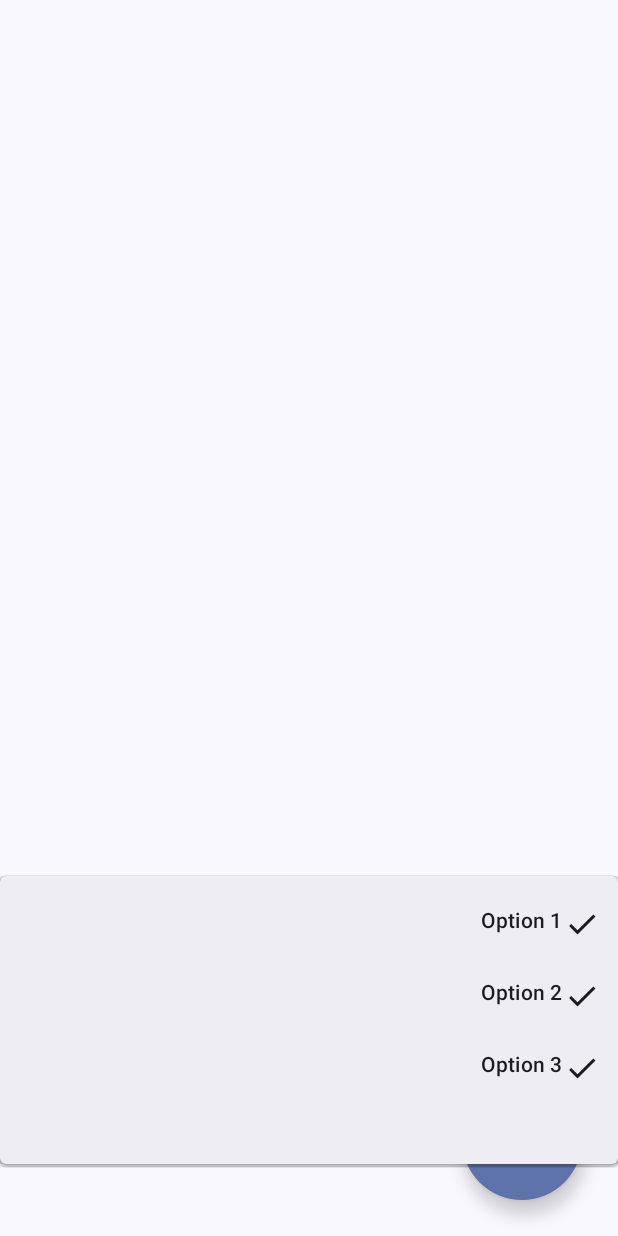
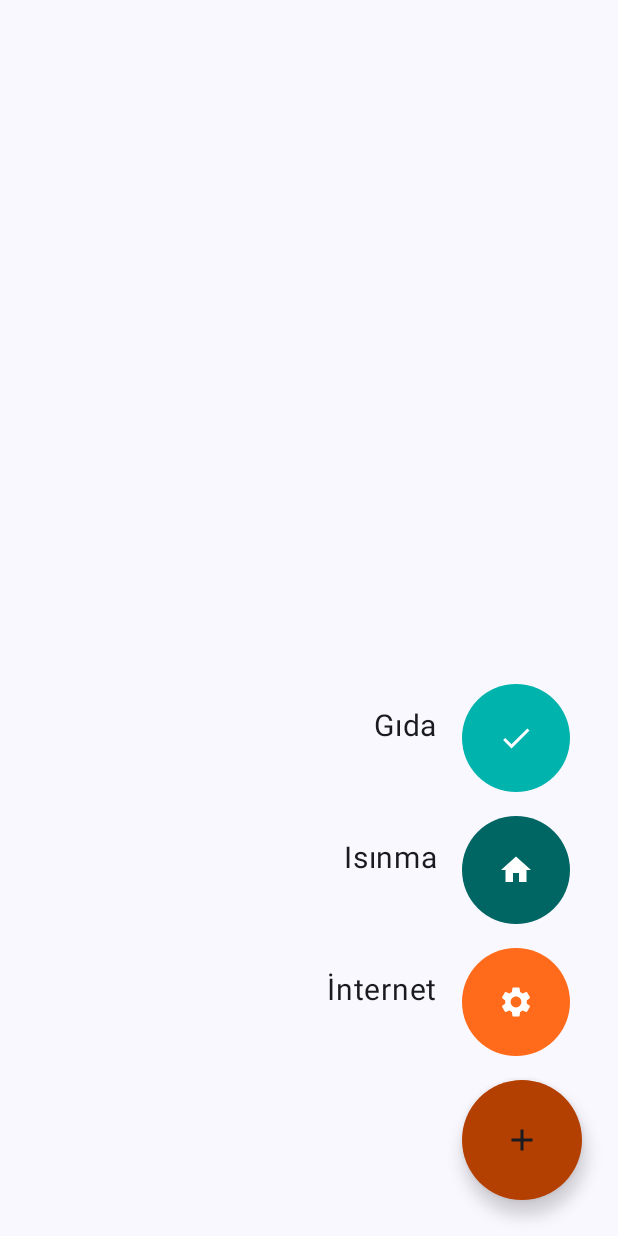
Before and after one commit to emretahtali/DisasterApp, an Android app built with Jetpack Compose: the screen it shows after launch (MainActivity), after a tap on "add item", on a phone screen of 412 x 824 dp. Run offline under Robolectric (Android 15) with nearby library versions, the phone set to English and light mode, and no system bars; our stand-ins replace Firebase (no records; nobody signed in at launch, a user with empty details on screens opened directly).

Commit message:
buttons layout

```diff
--- a/app/src/main/java/com/example/disasterapp/AddLocation.kt
+++ b/app/src/main/java/com/example/disasterapp/AddLocation.kt
@@ -1,89 +1,125 @@
 package com.example.disasterapp
 
+import androidx.compose.foundation.background
+import androidx.compose.foundation.clickable
 import androidx.compose.foundation.layout.Arrangement
 import androidx.compose.foundation.layout.Box
+import androidx.compose.foundation.layout.Column
 import androidx.compose.foundation.layout.PaddingValues
 import androidx.compose.foundation.layout.Row
 import androidx.compose.foundation.layout.fillMaxSize
 import androidx.compose.foundation.layout.fillMaxWidth
 import androidx.compose.foundation.layout.padding
 import androidx.compose.foundation.layout.size
+import androidx.compose.foundation.layout.wrapContentSize
 import androidx.compose.foundation.shape.CircleShape
 import androidx.compose.material.icons.Icons
-import androidx.compose.material.icons.filled.Add
 import androidx.compose.material.icons.filled.Check
-import androidx.compose.material3.DropdownMenu
-import androidx.compose.material3.DropdownMenuItem
+import androidx.compose.material.icons.filled.Home
+import androidx.compose.material.icons.filled.Settings
+import androidx.compose.material3.Button
 import androidx.compose.material3.FloatingActionButton
 import androidx.compose.material3.Icon
 import androidx.compose.material3.Scaffold
 import androidx.compose.material3.Text
 import androidx.compose.runtime.Composable
 import androidx.compose.runtime.MutableState
+import androidx.compose.ui.Alignment
 import androidx.compose.ui.Modifier
+import androidx.compose.ui.graphics.Color
+import androidx.compose.ui.graphics.vector.ImageVector
 import androidx.compose.ui.unit.dp
+import androidx.compose.ui.unit.sp
+
+@Composable
+fun MainScreen(isDropdownExpanded: MutableState<Boolean>, contentPadding: PaddingValues) {
+    Scaffold(
+        floatingActionButton = {
+            FloatingActionButton(
+                onClick = { isDropdownExpanded.value = !isDropdownExpanded.value },
+                containerColor = Color.Cyan
+            ) {
+                Icon(imageVector = Icons.Default.Check, contentDescription = "Add")
+            }
+        },
+        content = { paddingValues ->
+            AddLocation(isDropdownExpanded, paddingValues)
+        }
+    )
+}
 
 @Composable
 fun AddLocation(isDropdownExpanded: MutableState<Boolean>, contentPadding: PaddingValues) {
     Box(
         modifier = Modifier
             .fillMaxSize()
-            .padding(contentPadding) // Apply content padding here
+            .padding(contentPadding)
     ) {
-        DropdownMenu(
-            expanded = isDropdownExpanded.value,
-            onDismissRequest = { isDropdownExpanded.value = false },
+        if (isDropdownExpanded.value) {
+            Column(
+                modifier = Modifier
+                    .wrapContentSize()
+                    .align(Alignment.BottomEnd)
+                    .padding(bottom = 112.dp, end = 16.dp) // Adjusted padding to avoid FAB overlap
+                    .background(Color.Transparent)
+            ) {
+                CustomDropdownItem(
+                    text = "Gıda",
+                    buttonColor = Color(0xFF00B3AD),
+                    icon = Icons.Filled.Check,
+                    onClick = { isDropdownExpanded.value = false }
+                )
+                CustomDropdownItem(
+                    text = "Isınma",
+                    buttonColor = Color(0xFF006663),
+                    icon = Icons.Filled.Home,
+                    onClick = { isDropdownExpanded.value = false }
+                )
+                CustomDropdownItem(
+                    text = "İnternet",
+                    buttonColor = Color(0xFFFF6B1A),
+                    icon = Icons.Filled.Settings,
+                    onClick = { isDropdownExpanded.value = false }
+                )
+            }
+        }
+    }
+}
+
+@Composable
+fun CustomDropdownItem(
+    text: String,
+    buttonColor: Color,
+    icon: ImageVector,
+    onClick: () -> Unit
+) {
+    Row(
+        horizontalArrangement = Arrangement.End,
+        modifier = Modifier
+            .fillMaxWidth()
+            .padding(vertical = 8.dp, horizontal = 16.dp)
+            .clickable(onClick = onClick)
+    ) {
+        Text(
+            text = text,
+            fontSize = 20.sp,
             modifier = Modifier
-                .fillMaxWidth()
-                .padding(bottom = 32.dp)
+                .padding(end = 16.dp)
+                .padding(top = 16.dp) // Increase top padding to move text further down
+        )
+        Button(
+            onClick = onClick,
+            shape = CircleShape,
+            colors = androidx.compose.material3.ButtonDefaults.buttonColors(
+                containerColor = buttonColor // Use the passed button color
+            ),
+            modifier = Modifier.size(72.dp)
         ) {
-            DropdownMenuItem(
-                onClick = { isDropdownExpanded.value = false },
-                text = {
-                    Row(
-                        horizontalArrangement = Arrangement.End,
-                        modifier = Modifier.fillMaxWidth()
-                    ) {
-                        Text(text = "Option 1")
-                        Icon(
-                            imageVector = Icons.Filled.Check,
-                            contentDescription = null,
-                            modifier = Modifier.size(24.dp)
-                        )
-                    }
-                }
-            )
-            DropdownMenuItem(
-                onClick = { isDropdownExpanded.value = false },
-                text = {
-                    Row(
-                        horizontalArrangement = Arrangement.End,
-                        modifier = Modifier.fillMaxWidth()
-                    ) {
-                        Text(text = "Option 2")
-                        Icon(
-                            imageVector = Icons.Filled.Check,
-                            contentDescription = null,
-                            modifier = Modifier.size(24.dp)
-                        )
-                    }
-                }
-            )
-            DropdownMenuItem(
-                onClick = { isDropdownExpanded.value = false },
-                text = {
-                    Row(
-                        horizontalArrangement = Arrangement.End,
-                        modifier = Modifier.fillMaxWidth()
-                    ) {
-                        Text(text = "Option 3")
-                        Icon(
-                            imageVector = Icons.Filled.Check,
-                            contentDescription = null,
-                            modifier = Modifier.size(24.dp)
-                        )
-                    }
-                }
+            Icon(
+                imageVector = icon, // Use the passed icon
+                contentDescription = null,
+                tint = Color.White,
+                modifier = Modifier.size(24.dp)
             )
         }
     }
--- a/app/src/main/java/com/example/disasterapp/MainScreen.kt
+++ b/app/src/main/java/com/example/disasterapp/MainScreen.kt
@@ -14,6 +14,8 @@ import androidx.compose.runtime.MutableState
 import androidx.compose.ui.Modifier
 import androidx.compose.ui.unit.dp
 import androidx.navigation.NavController
+import androidx.compose.ui.graphics.Color
+
 
 @Composable
 fun MainScreen(
@@ -26,10 +28,12 @@ fun MainScreen(
     location: LocationData?
 ){
     Scaffold(
+
         floatingActionButton = {
             FloatingActionButton(
                 onClick = { isDropdownExpanded.value = !isDropdownExpanded.value },
                 shape = CircleShape,
+                containerColor = Color(0xFFB33F00),
                 modifier = Modifier
                     .padding(8.dp)
                     .size(80.dp)
```
